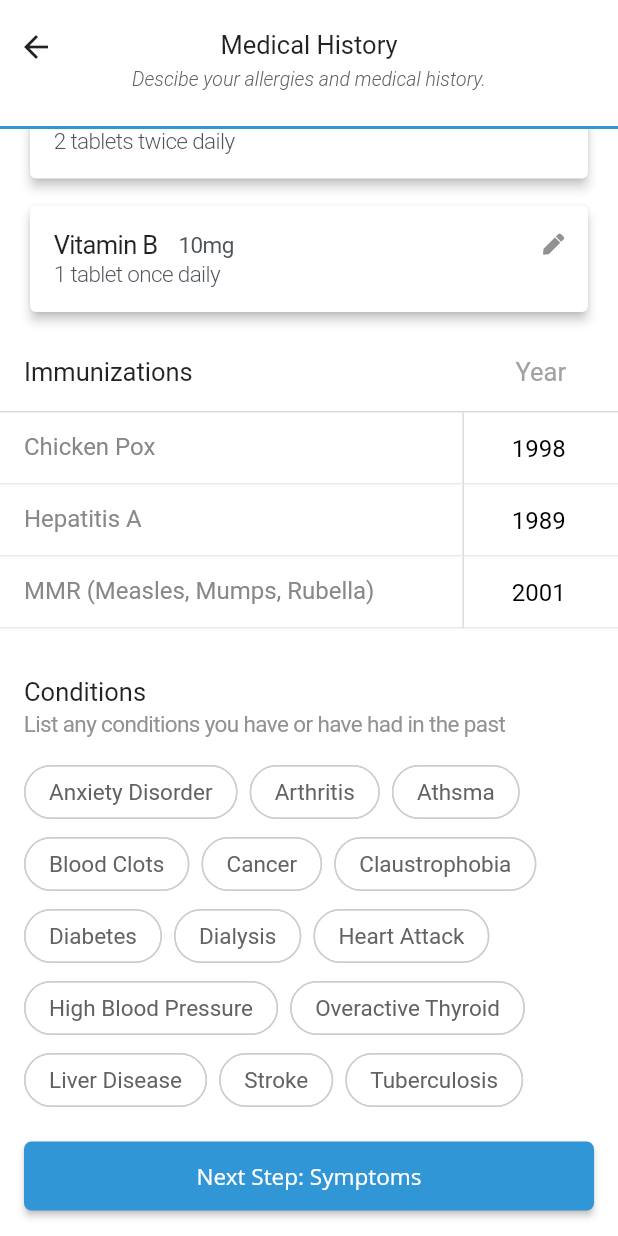
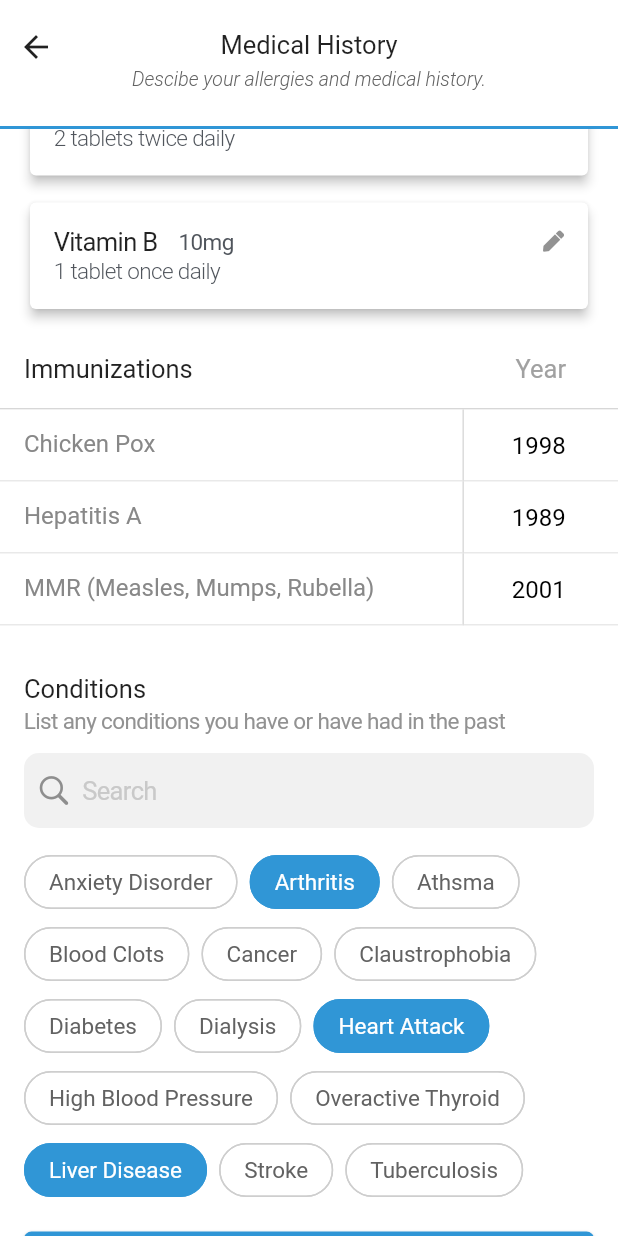
Before and after one commit to rothso/checkin, a Flutter app: the MedicalHistoryScreen screen opened directly, scrolled down 336 dp, on a phone screen of 412 x 824 dp. Run offline on Flutter 3.47's test engine with Material 2 defaults, Android fonts, the light colour scheme and no system bars; our stand-ins replace font_awesome_flutter; Roboto replaces fonts that are missing (Open Sans).

Commit message:
Add Cupertino-style search bar to conditions section

```diff
--- a/lib/main.dart
+++ b/lib/main.dart
@@ -798,6 +798,11 @@ class MedicalHistoryScreen extends StatelessWidget {
                           'List any conditions you have or have had in the past',
                       noIcon: true,
                       children: [
+                        SearchBar(
+                          controller: TextEditingController(),
+                          focusNode: FocusNode(),
+                        ),
+                        SizedBox(height: 12.0),
                         ConditionsInput(),
                       ],
                     ),
@@ -835,6 +840,54 @@ class MedicalHistoryScreen extends StatelessWidget {
   }
 }
 
+class SearchBar extends StatelessWidget {
+  const SearchBar({
+    @required this.controller,
+    @required this.focusNode,
+  });
+
+  final TextEditingController controller;
+  final FocusNode focusNode;
+
+  @override
+  Widget build(BuildContext context) {
+    return DecoratedBox(
+      decoration: BoxDecoration(
+        color: Color(0xFFF1F1F1),
+        borderRadius: BorderRadius.circular(10),
+      ),
+      child: Padding(
+        padding: const EdgeInsets.all(8.0),
+        child: Row(
+          children: [
+            const Icon(
+              CupertinoIcons.search,
+              color: Color(0xFF8E8E8E),
+            ),
+            Expanded(
+              child: CupertinoTextField(
+                decoration: BoxDecoration(border: null),
+                controller: controller,
+                focusNode: focusNode,
+                placeholder: "Search",
+                placeholderStyle: TextStyle(
+                  color: Color(0xFFC9C9C9),
+                ),
+                style: TextStyle(
+                  color: Colors.black,
+                  fontSize: 17.0,
+                  fontStyle: FontStyle.normal,
+                  fontWeight: FontWeight.normal,
+                ),
+              ),
+            ),
+          ],
+        ),
+      ),
+    );
+  }
+}
+
 class ConditionsInput extends StatefulWidget {
   @override
   State createState() => ConditionsInputState();
@@ -858,7 +911,11 @@ class ConditionsInputState extends State<ConditionsInput> {
     "Tuberculosis"
   ];
 
-  final List<String> _selected = [];
+  final List<String> _selected = [
+    "Arthritis",
+    "Heart Attack",
+    "Liver Disease",
+  ];
 
   void _handleOnSelected(String condition) {
     setState(() => _selected.contains(condition)
```
